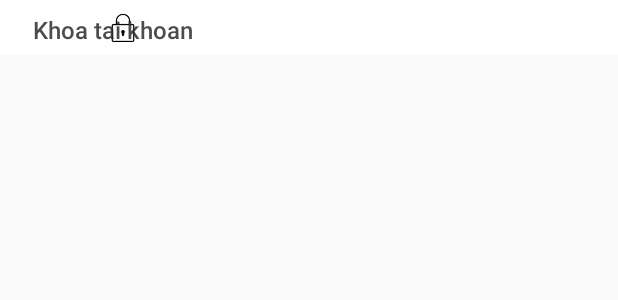
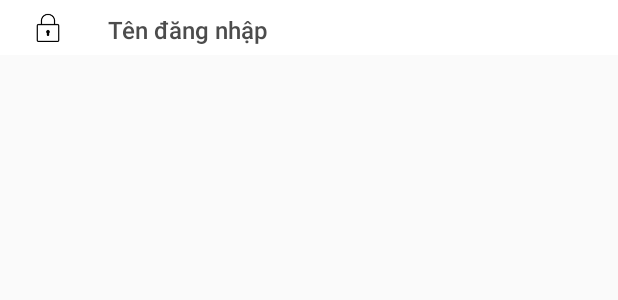
Before and after one commit to slgCorp/ohman, an Android app: the layout item_navigation_setting.xml on its own in the app's theme, with its tools: preview values and no code run, on a phone screen of 412 x 824 dp. Shown: the top 300 px of the screen. Run offline under Robolectric (Android 15) with nearby library versions, the phone set to English and light mode, and no system bars.

Commit message:
Update Design Layout 17.10.2015

```diff
--- a/app/src/main/AndroidManifest.xml
+++ b/app/src/main/AndroidManifest.xml
@@ -40,7 +40,11 @@
         </activity>
 
         <activity android:name=".activity.LoginActivity">
+            <intent-filter>
+                <action android:name="android.intent.action.MAIN" />
 
+                <category android:name="android.intent.category.LAUNCHER" />
+            </intent-filter>
         </activity>
 
         <activity android:name=".activity.CreateShopActivity" />
@@ -50,11 +54,6 @@
         <activity android:name=".activity.RegisterActivity" />
 
         <activity android:name=".activity.NewProductActivity">
-            <intent-filter>
-                <action android:name="android.intent.action.MAIN" />
-
-                <category android:name="android.intent.category.LAUNCHER" />
-            </intent-filter>
         </activity>
 
     </application>
--- a/app/src/main/res/layout/item_navigation_setting.xml
+++ b/app/src/main/res/layout/item_navigation_setting.xml
@@ -9,23 +9,23 @@
         android:id="@+id/imageIconNavigation"
         android:layout_width="@dimen/item_image_size"
         android:layout_height="@dimen/item_image_size"
-        android:layout_gravity="left|center_vertical"
-        android:layout_marginLeft="@dimen/item_navigation_text_marginLeft"
-        android:src="@drawable/ic_lock" />
+        android:layout_gravity="start|center_vertical"
+        android:layout_marginLeft="@dimen/item_navigation_image_marginLeft"
+        android:layout_marginStart="@dimen/item_navigation_image_marginLeft"
+        android:src="@drawable/ic_lock"
+        android:contentDescription="@string/app_name" />
 
     <TextView
         android:id="@+id/tvTitleNavigation"
         android:layout_width="wrap_content"
         android:layout_height="wrap_content"
-        android:layout_alignBottom="@+id/imageIconNavigation"
-        android:layout_marginLeft="@dimen/item_navigation_image_marginLeft"
+        android:layout_marginLeft="@dimen/item_navigation_text_marginLeft"
+        android:layout_marginStart="@dimen/item_navigation_text_marginLeft"
         android:layout_marginTop="2.5dp"
-        android:layout_toEndOf="@+id/imageIconNavigation"
-        android:layout_toRightOf="@+id/iageIconNavigation"
         android:alpha="0.87"
         android:fontFamily="sans-serif-medium"
         android:gravity="center_vertical"
-        android:text="Khoa tai khoan"
+        android:text="@string/username"
         android:textColor="@color/background_material_dark"
         android:textSize="16sp" />
 
```
Also changed, not shown: 1 other file.
